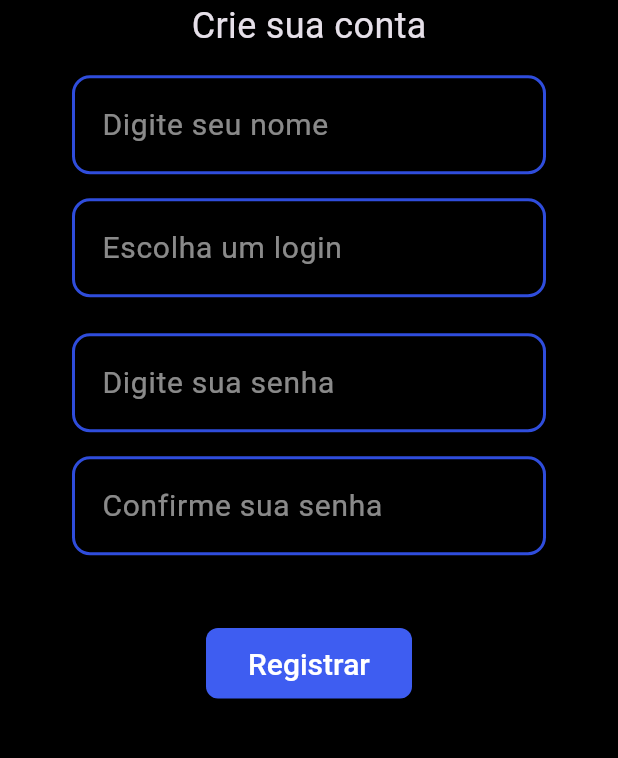
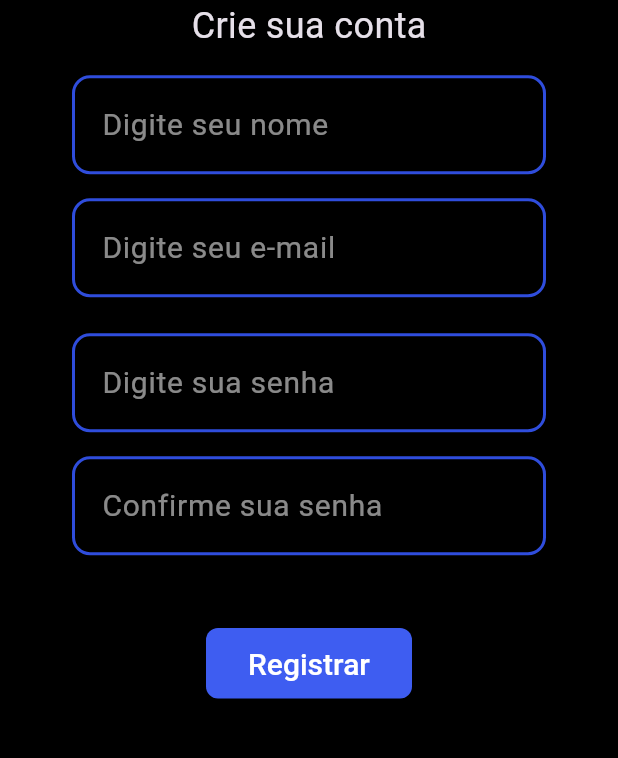
Before and after one commit to nilloferreiira/dosee, a Flutter app: the RegisterScreen screen opened by its route, on a phone screen of 412 x 824 dp, the part 332-1090 px from its top. Run offline on Flutter 3.47's test engine with Material 3 defaults, Android fonts, the light colour scheme and no system bars; our stand-ins replace flutter_local_notifications, flutter_timezone, gap, hive_ce, hive_ce_flutter, permission_handler and 1 more; accounts and stored records are empty.

Commit message:
feat: termo e-mail no login e register

```diff
--- a/lib/screens/auth/login_screen.dart
+++ b/lib/screens/auth/login_screen.dart
@@ -78,9 +78,9 @@ class _LoginScreenState extends State<LoginScreen> {
 
                       Input(
                         controller: _loginController,
-                        hintText: 'Digite seu login',
+                        hintText: 'Digite seu e-mail',
                         validator: (value) => value == null || value.isEmpty
-                            ? 'Por favor, insira seu login'
+                            ? 'Por favor, insira seu e-mail'
                             : null,
                       ),
                       Gap(24),
--- a/lib/screens/auth/register_screen.dart
+++ b/lib/screens/auth/register_screen.dart
@@ -116,9 +116,9 @@ class _RegisterScreenState extends State<RegisterScreen> {
 
                           Input(
                             controller: _loginController,
-                            hintText: 'Escolha um login',
+                            hintText: 'Digite seu e-mail',
                             validator: (value) => value == null || value.isEmpty
-                                ? 'Por favor, insira um login'
+                                ? 'Por favor, insira um e-mail'
                                 : null,
                           ),
                           Gap(24),
```
